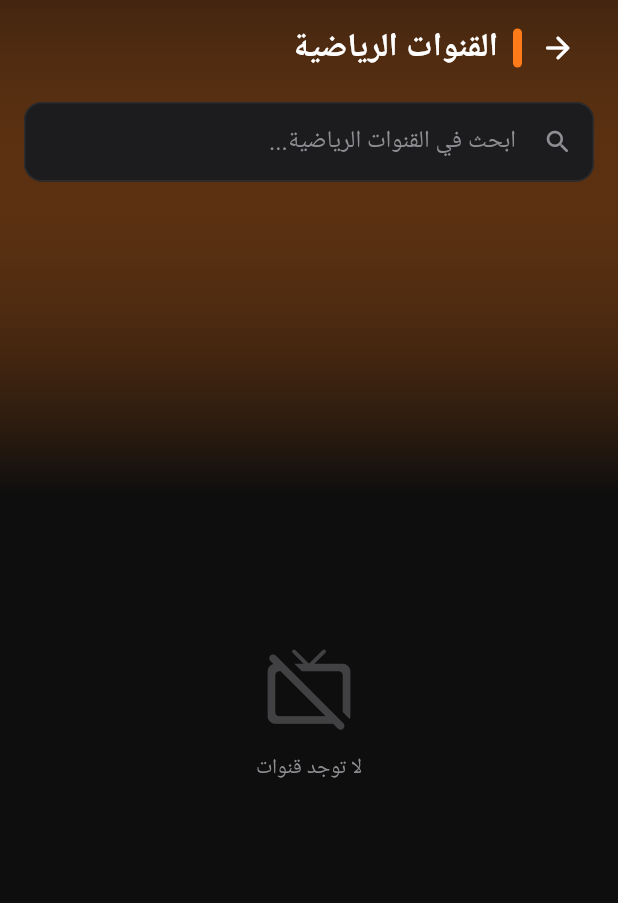
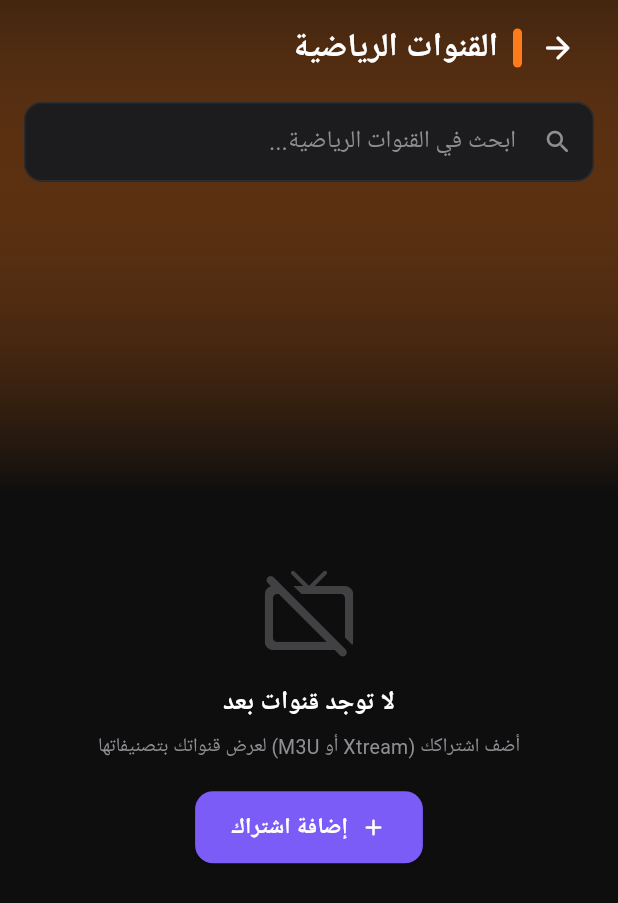
Before and after one commit to alwal56/t-tv, a Flutter app: the HomeScreen screen opened directly, after a tap on "القنوات الرياضية", on a phone screen of 412 x 824 dp. Shown: the top 903 px of the screen. Run offline on Flutter 3.47's test engine with Material 3 defaults, Android fonts, the phone set to English and light mode, and no system bars; our stand-ins replace cached_network_image, google_fonts, shared_preferences; missing offline and left inert: dart:html, dart:js_util, dart:ui_web, media_kit, media_kit_video; accounts and stored records are empty; network calls fail; Roboto replaces fonts that are missing (Cairo).

Commit message:
feat: clear default free channels; app runs on user's own subscription
- Remove all bundled free playlists; _defaultPlaylists is now empty
- Version bump (→6) purges the old free channels from storage on next
  launch while preserving any user-added Xtream/M3U source
- Xtream keeps the subscription's own categories (get_live_categories)
- Xtream stream URL uses HLS (.../live/user/pass/id.m3u8) on web so
  channels play in the browser
- Empty channels state shows an "إضافة اشتراك" button

Note: subscription credentials are entered in-app and stored only in the
browser (localStorage) — never committed to this public repo.

Co-Authored-By: Claude Fable 5 <noreply@anthropic.com>

```diff
--- a/lib/providers/channels_provider.dart
+++ b/lib/providers/channels_provider.dart
@@ -8,39 +8,12 @@ import '../services/xtream_service.dart';
 
 enum LoadingState { idle, loading, loaded, error }
 
-/// رقم إصدار القوائم الافتراضية — زيادته تُعيد تحميل القنوات تلقائياً
-const _defaultPlaylistsVersion = 5;
+/// رقم إصدار القوائم الافتراضية — زيادته تمسح القنوات المخزّنة وتعيد البناء
+const _defaultPlaylistsVersion = 6;
 
-/// مجلدات القنوات المدمجة
-const _defaultPlaylists = [
-  // ⭐ القائمة المنتقاة — قنوات مجانية متحقق من عملها
-  _DefaultPlaylist(
-    name: '⭐ قنوات مختارة',
-    url: 'https://alwal56.github.io/t-tv/playlists/arabic.m3u',
-    maxChannels: 500,
-  ),
-  // قنوات دولية رياضية
-  _DefaultPlaylist(
-    name: '⚽ رياضة عالمية',
-    url: 'https://iptv-org.github.io/iptv/categories/sports.m3u',
-    groupOverride: '⚽ رياضة عالمية',
-    maxChannels: 250,
-  ),
-  // قنوات عربية
-  _DefaultPlaylist(
-    name: '🌍 قنوات عربية',
-    url: 'https://iptv-org.github.io/iptv/languages/ara.m3u',
-    groupOverride: '🌍 قنوات عربية',
-    maxChannels: 200,
-  ),
-  // أخبار
-  _DefaultPlaylist(
-    name: '📰 أخبار',
-    url: 'https://iptv-org.github.io/iptv/categories/news.m3u',
-    groupOverride: '📰 أخبار',
-    maxChannels: 100,
-  ),
-];
+/// لا قنوات افتراضية — التطبيق يعتمد على اشتراك المستخدم (Xtream / M3U)
+/// الذي يُضاف من داخل التطبيق ويُحفظ في المتصفح فقط.
+const _defaultPlaylists = <_DefaultPlaylist>[];
 
 class _DefaultPlaylist {
   final String name;
@@ -104,12 +77,30 @@ class ChannelsProvider extends ChangeNotifier {
 
   // ─── Initialization ───────────────────────────────────────────────────────
 
+  /// روابط القوائم المجانية القديمة التي نمسحها عند ترقية الإصدار
+  static const _legacyDefaultUrls = {
+    'https://alwal56.github.io/t-tv/playlists/arabic.m3u',
+    'https://iptv-org.github.io/iptv/categories/sports.m3u',
+    'https://iptv-org.github.io/iptv/languages/ara.m3u',
+    'https://iptv-org.github.io/iptv/categories/news.m3u',
+  };
+
   Future<void> init() async {
     _playlists = StorageService.getPlaylists();
     final savedVersion = StorageService.defaultPlaylistsVersion;
 
-    if (_playlists.isEmpty || savedVersion != _defaultPlaylistsVersion) {
-      await _loadDefaultPlaylists();
+    // ترقية الإصدار: امسح القنوات المجانية القديمة، وأبقِ اشتراك المستخدم
+    if (savedVersion != _defaultPlaylistsVersion) {
+      _playlists = _playlists
+          .where((p) => !_legacyDefaultUrls.contains(p.url))
+          .toList();
+      await StorageService.savePlaylists(_playlists);
+      await StorageService.saveDefaultPlaylistsVersion(_defaultPlaylistsVersion);
+    }
+
+    if (_playlists.isEmpty) {
+      _allChannels = [];
+      _state = LoadingState.idle;
     } else {
       await _loadAllSavedPlaylists();
     }
--- a/lib/screens/channels_screen.dart
+++ b/lib/screens/channels_screen.dart
@@ -6,6 +6,7 @@ import '../models/channel.dart';
 import '../providers/channels_provider.dart';
 import '../providers/player_provider.dart';
 import '../theme/app_theme.dart';
+import 'add_source_sheet.dart';
 import 'player_screen.dart';
 
 /// شاشة تصفّح القنوات بنمط مرتضى — مقسّمة لفئات داخلية بأيقونات.
@@ -380,10 +381,28 @@ class _ChannelsScreenState extends State<ChannelsScreen> {
         mainAxisSize: MainAxisSize.min,
         children: [
           Icon(Icons.tv_off_rounded,
-              size: 60, color: AppTheme.textSecondary.withOpacity(0.4)),
-          const SizedBox(height: 12),
-          const Text('لا توجد قنوات',
-              style: TextStyle(color: AppTheme.textSecondary)),
+              size: 64, color: AppTheme.textSecondary.withOpacity(0.4)),
+          const SizedBox(height: 14),
+          const Text('لا توجد قنوات بعد',
+              style: TextStyle(
+                  color: Colors.white,
+                  fontSize: 17,
+                  fontWeight: FontWeight.bold)),
+          const SizedBox(height: 8),
+          const Padding(
+            padding: EdgeInsets.symmetric(horizontal: 40),
+            child: Text(
+              'أضف اشتراكك (Xtream أو M3U) لعرض قنواتك بتصنيفاتها',
+              textAlign: TextAlign.center,
+              style: TextStyle(color: AppTheme.textSecondary, fontSize: 13),
+            ),
+          ),
+          const SizedBox(height: 20),
+          ElevatedButton.icon(
+            icon: const Icon(Icons.add_rounded),
+            label: const Text('إضافة اشتراك'),
+            onPressed: () => showAddSourceSheet(context),
+          ),
         ],
       ),
     );
--- a/lib/services/xtream_service.dart
+++ b/lib/services/xtream_service.dart
@@ -68,10 +68,15 @@ class XtreamService {
           'عام';
       final logo = s['stream_icon']?.toString() ?? '';
 
+      // المتصفح يحتاج HLS (m3u8)؛ التطبيقات الأصلية تشغّل TS مباشرة
+      final streamUrl = kIsWeb
+          ? '$base/live/$username/$password/$streamId.m3u8'
+          : '$base/$username/$password/$streamId';
+
       channels.add(Channel(
         id: 'xt_${i}_$streamId',
         name: s['name']?.toString() ?? 'قناة',
-        url: '$base/$username/$password/$streamId',
+        url: streamUrl,
         logo: logo.isEmpty ? null : logo,
         group: groupName.isEmpty ? 'عام' : groupName,
         tvgId: s['epg_channel_id']?.toString(),
```
